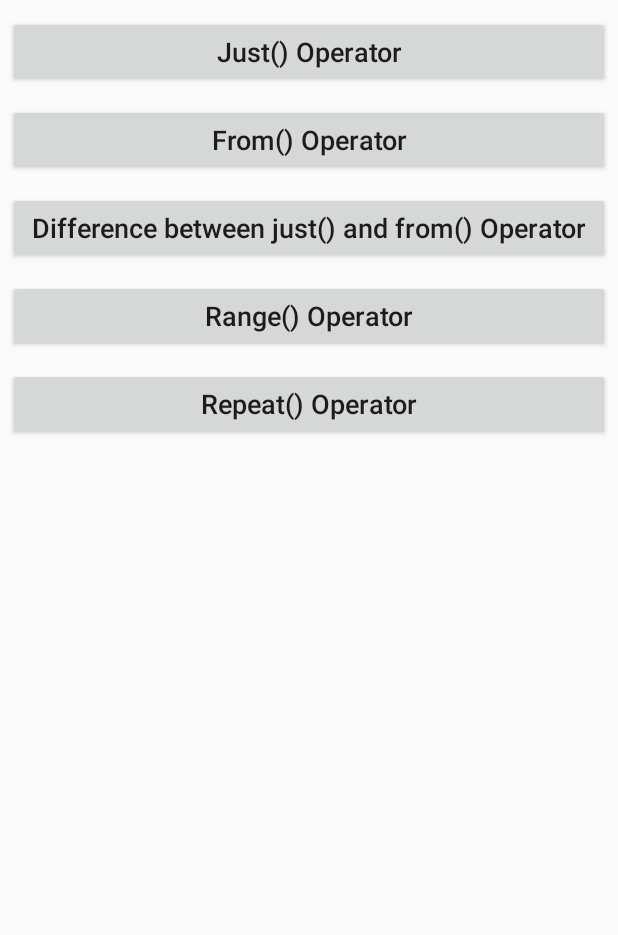
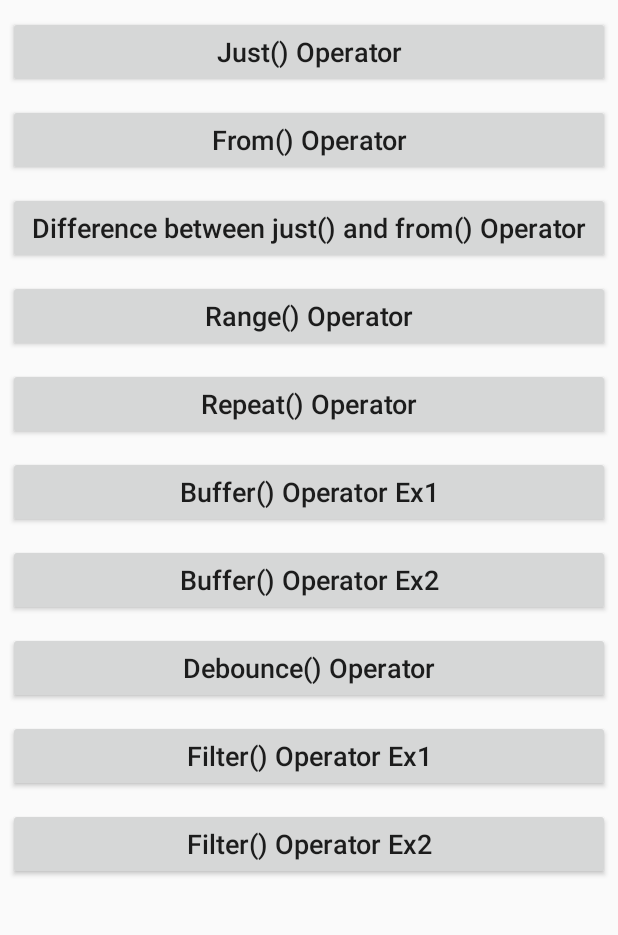
Before and after one commit to JumanAhmed/RxJava_Operators, an Android app: the screen it shows after launch (MainActivity), on a phone screen of 412 x 824 dp, the part 149-1084 px from its top. Run offline under Robolectric (Android 15) with nearby library versions, the phone set to English and light mode, and no system bars.

Commit message:
Some new operator example added

```diff
--- a/app/build.gradle
+++ b/app/build.gradle
@@ -28,4 +28,10 @@ dependencies {
 
     implementation 'io.reactivex.rxjava2:rxandroid:2.1.1'
     implementation 'io.reactivex.rxjava2:rxjava:2.x.x'
+
+    implementation 'com.jakewharton:butterknife:8.8.1'
+    annotationProcessor 'com.jakewharton:butterknife-compiler:8.8.1'
+
+    implementation 'com.jakewharton.rxbinding3:rxbinding:3.0.0-alpha2'
+
 }
--- a/app/src/main/res/layout/activity_main.xml
+++ b/app/src/main/res/layout/activity_main.xml
@@ -71,4 +71,54 @@
         android:onClick="repeatOperatorExample"
         android:text="Repeat() Operator"/>
 
+    <Button
+        android:layout_width="match_parent"
+        android:layout_height="wrap_content"
+        android:layout_margin="5dp"
+        android:padding="5dp"
+        android:textAllCaps="false"
+        android:textSize="18sp"
+        android:onClick="bufferOperatorExample1"
+        android:text="Buffer() Operator Ex1"/>
+
+    <Button
+        android:layout_width="match_parent"
+        android:layout_height="wrap_content"
+        android:layout_margin="5dp"
+        android:padding="5dp"
+        android:textAllCaps="false"
+        android:textSize="18sp"
+        android:onClick="bufferOperatorExample2"
+        android:text="Buffer() Operator Ex2"/>
+
+    <Button
+        android:layout_width="match_parent"
+        android:layout_height="wrap_content"
+        android:layout_margin="5dp"
+        android:padding="5dp"
+        android:textAllCaps="false"
+        android:textSize="18sp"
+        android:onClick="debounceOperator"
+        android:text="Debounce() Operator"/>
+
+    <Button
+        android:layout_width="match_parent"
+        android:layout_height="wrap_content"
+        android:layout_margin="5dp"
+        android:padding="5dp"
+        android:textAllCaps="false"
+        android:textSize="18sp"
+        android:onClick="filterOperatorEx1"
+        android:text="Filter() Operator Ex1"/>
+
+    <Button
+        android:layout_width="match_parent"
+        android:layout_height="wrap_content"
+        android:layout_margin="5dp"
+        android:padding="5dp"
+        android:textAllCaps="false"
+        android:textSize="18sp"
+        android:onClick="filterOperatorEx2"
+        android:text="Filter() Operator Ex2"/>
+
 </LinearLayout>
--- /dev/null
+++ b/app/src/main/res/values/dimens.xml
@@ -0,0 +1,4 @@
+<?xml version="1.0" encoding="utf-8"?>
+<resources>
+    <dimen name="activity_margin">10dp</dimen>
+</resources>
```
Also changed, not shown: app/src/main/AndroidManifest.xml (+6 -1 lines), app/src/main/java/com/example/rxjavaoperatorsexamples/Ex6/BufferOperatorEx1Activity.java (added, +68 -0 lines), app/src/main/java/com/example/rxjavaoperatorsexamples/Ex7/BufferOperatorEx2Activity.java (added, +101 -0 lines), app/src/main/java/com/example/rxjavaoperatorsexamples/Ex8/DebounceOperatorActivity.java (added, +82 -0 lines), app/src/main/java/com/example/rxjavaoperatorsexamples/MainActivity.java (+28 -1 lines), app/src/main/res/layout/activity_buffer_operator_ex1.xml (added, +9 -0 lines), app/src/main/res/layout/activity_buffer_operator_ex2.xml (added, +34 -0 lines), app/src/main/res/layout/activity_debounce_operator.xml (added, +26 -0 lines).
